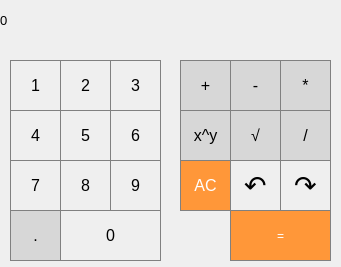
Old version of the form SummerWar/calculator.ui in the repository Jag-Solovey/StudentCpp.
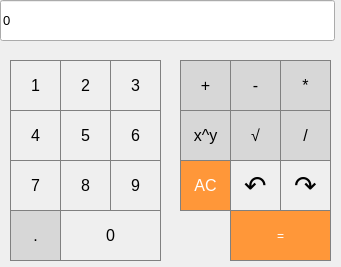
New version of the form.

Commit message: I think, that work is done

The edit to the form file:
```diff
--- a/SummerWar/calculator.ui
+++ b/SummerWar/calculator.ui
@@ -14,32 +14,6 @@
    <string>Calculator</string>
   </property>
   <widget class="QWidget" name="centralWidget">
-   <widget class="QLabel" name="result_show">
-    <property name="geometry">
-     <rect>
-      <x>0</x>
-      <y>0</y>
-      <width>337</width>
-      <height>41</height>
-     </rect>
-    </property>
-    <property name="font">
-     <font>
-      <pointsize>10</pointsize>
-     </font>
-    </property>
-    <property name="styleSheet">
-     <string notr="true">QLabel {
-  qproperty-alignment: 'AlignVCenter | AlignRight';
-  border: 1px solid gray;
-}
-
-background-color : white;</string>
-    </property>
-    <property name="text">
-     <string>0</string>
-    </property>
-   </widget>
    <widget class="QPushButton" name="pushButton">
     <property name="geometry">
      <rect>
@@ -615,12 +589,38 @@
      <string>.</string>
     </property>
    </widget>
-   <widget class="QLabel" name="show_pow">
+   <widget class="QLineEdit" name="result_show">
     <property name="geometry">
      <rect>
-      <x>-2</x>
+      <x>0</x>
+      <y>0</y>
+      <width>335</width>
+      <height>41</height>
+     </rect>
+    </property>
+    <property name="font">
+     <font>
+      <pointsize>10</pointsize>
+     </font>
+    </property>
+    <property name="styleSheet">
+     <string notr="true">QLineEdit{
+  qproperty-alignment: 'AlignVCenter | AlignRight';
+  border: 1px solid gray;
+}
+
+background-color : white;</string>
+    </property>
+    <property name="text">
+     <string>0</string>
+    </property>
+   </widget>
+   <widget class="QLabel" name="show_pow_2">
+    <property name="geometry">
+     <rect>
+      <x>3</x>
       <y>5</y>
-      <width>336</width>
+      <width>326</width>
       <height>20</height>
      </rect>
     </property>
```
The commit also changes 2 other files.
